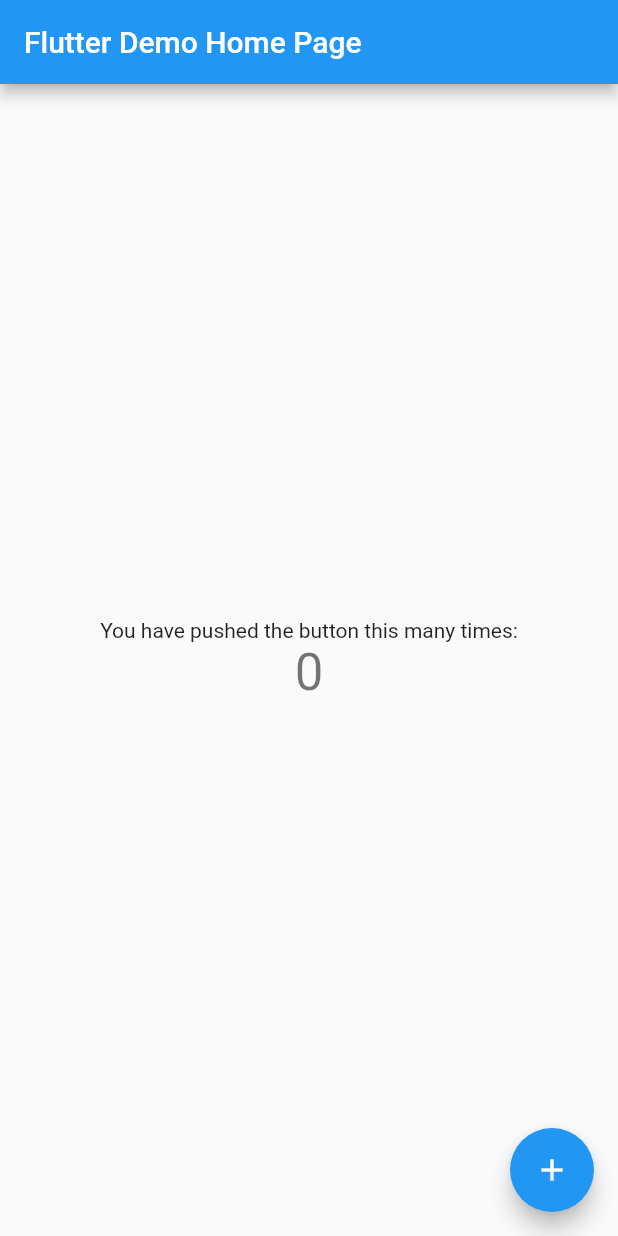
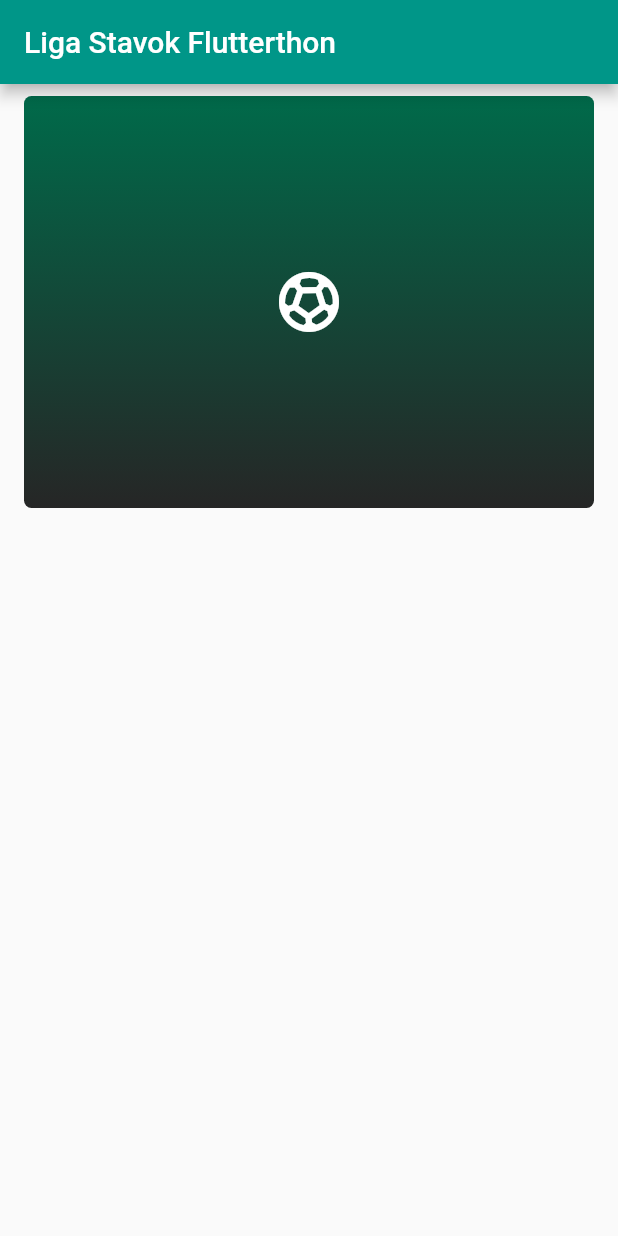
Before and after one commit to roketstorm/ligastavok-flutterthon, a Flutter app: the screen it shows after launch, on a phone screen of 412 x 824 dp. Run offline on Flutter 3.47's test engine with Material 2 defaults, Android fonts, the phone set to English and light mode, and no system bars.

Commit message:
Added loader and main container

```diff
--- a/lib/main.dart
+++ b/lib/main.dart
@@ -1,4 +1,6 @@
 import 'package:flutter/material.dart';
+import 'package:lsflutterthon/styles.dart';
+import 'package:lsflutterthon/widgets/greenContainer.dart';
 
 void main() {
   runApp(MyApp());
@@ -11,10 +13,10 @@ class MyApp extends StatelessWidget {
     return MaterialApp(
       title: 'Flutter Demo',
       theme: ThemeData(
-        primarySwatch: Colors.blue,
+        primarySwatch: Colors.teal,
         visualDensity: VisualDensity.adaptivePlatformDensity,
       ),
-      home: MyHomePage(title: 'Flutter Demo Home Page'),
+      home: MyHomePage(title: 'Liga Stavok Flutterthon'),
     );
   }
 }
@@ -29,38 +31,17 @@ class MyHomePage extends StatefulWidget {
 }
 
 class _MyHomePageState extends State<MyHomePage> {
-  int _counter = 0;
-
-  void _incrementCounter() {
-    setState(() {
-      _counter++;
-    });
-  }
-
   @override
   Widget build(BuildContext context) {
     return Scaffold(
       appBar: AppBar(
         title: Text(widget.title),
       ),
-      body: Center(
+      body: Padding(
+        padding: CLASSICPADDING,
         child: Column(
-          mainAxisAlignment: MainAxisAlignment.center,
-          children: <Widget>[
-            Text(
-              'You have pushed the button this many times:',
-            ),
-            Text(
-              '$_counter',
-              style: Theme.of(context).textTheme.headline4,
-            ),
-          ],
+          children: <Widget>[GreenContainer()],
         ),
-      ),
-      floatingActionButton: FloatingActionButton(
-        onPressed: _incrementCounter,
-        tooltip: 'Increment',
-        child: Icon(Icons.add),
       ),
     );
   }
--- a/lib/styles.dart
+++ b/lib/styles.dart
@@ -8,3 +8,9 @@ const Color GREENDARK = Color(0xFF006A4A);
 const Color YELLOW = Color(0xFFFFCB00);
 const Color ORANGE = Color(0xFFFFA100);
 const Color RED = Color(0xFFD51C1C);
+
+const Color GRAY22 = Color(0xFFC7C7C7);
+const Color GRAY85 = Color(0xFF262626);
+
+const EdgeInsets CLASSICPADDING =
+    EdgeInsets.only(left: 16.0, right: 16.0, top: 8.0, bottom: 12.0);
--- /dev/null
+++ b/lib/widgets/animations/loadingFaceWidget.dart
@@ -0,0 +1,31 @@
+import 'package:flutter/material.dart';
+
+class LoadingFaceWidget extends StatefulWidget {
+  @override
+  _LoadingFaceWidgetState createState() => _LoadingFaceWidgetState();
+}
+
+class _LoadingFaceWidgetState extends State<LoadingFaceWidget> with SingleTickerProviderStateMixin {
+  AnimationController _rotationController;
+
+  @override
+  void initState() {
+    _rotationController = AnimationController(
+        duration: const Duration(milliseconds: 2000), vsync: this);
+    _rotationController.repeat(min: 0.0, max: 1.0);
+    super.initState();
+  }
+
+  @override
+  void dispose() {
+    _rotationController.dispose();
+    super.dispose();
+  }
+
+  @override
+  Widget build(BuildContext context) {
+    return RotationTransition(
+        turns: Tween(begin: 0.0, end: 1.0).animate(_rotationController),
+        child: Icon(Icons.sports_soccer, color: Colors.white, size: 48.0));
+  }
+}
--- /dev/null
+++ b/lib/widgets/greenContainer.dart
@@ -0,0 +1,23 @@
+import 'package:flutter/material.dart';
+import 'package:lsflutterthon/styles.dart';
+import 'package:lsflutterthon/widgets/animations/loadingFaceWidget.dart';
+
+class GreenContainer extends StatelessWidget {
+  @override
+  Widget build(BuildContext context) {
+    return Container(
+      width: MediaQuery.of(context).size.width - 32.0,
+      height: MediaQuery.of(context).size.height / 3.0,
+      decoration: BoxDecoration(
+        gradient: LinearGradient(
+          begin: Alignment.topCenter,
+          end: Alignment.bottomCenter,
+          colors: [GREENDARK, GRAY85]
+        ),
+        borderRadius: BorderRadius.all(Radius.circular(5.0))
+      ),
+      child: LoadingFaceWidget(),
+    );
+  }
+
+}
--- a/pubspec.yaml
+++ b/pubspec.yaml
@@ -49,7 +49,7 @@ flutter:
 
   # To add assets to your application, add an assets section, like this:
   # assets:
-  #   - images/a_dot_burr.jpeg
+  #   - assets/images/logo.jpeg
   #   - images/a_dot_ham.jpeg
 
   # An image asset can refer to one or more resolution-specific "variants", see
```
